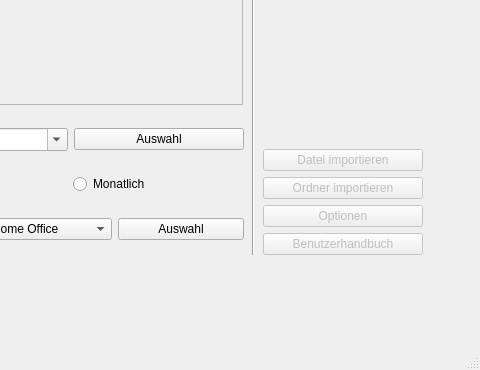
The window that Kronos/mainwindow.ui (MartenAlan/Kronos) describes before a commit, drawn with Qt 5; both pictures show x 637 to 1117 and y 296 to 666 of the 1117 by 666 pixel window.
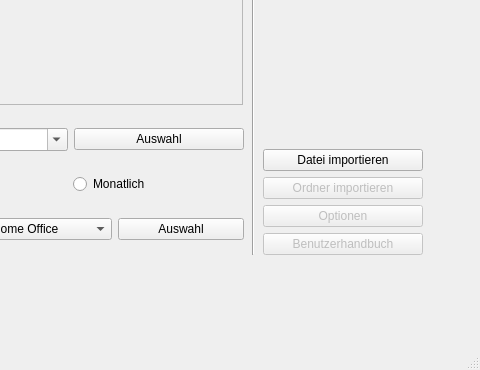
The same window after the commit. Icons and pictures are not drawn.

Commit message: Der Datei importieren-Button funktioniert soweit, dass Journale in die Datenbank hinzugefügt werden können

What changed in the file:
```diff
--- a/Kronos/mainwindow.ui
+++ b/Kronos/mainwindow.ui
@@ -677,7 +677,7 @@
      <item>
       <widget class="QPushButton" name="pushButtonImportFile">
        <property name="enabled">
-        <bool>false</bool>
+        <bool>true</bool>
        </property>
        <property name="text">
         <string>Datei importieren</string>
```
The commit also changes 6 other files.
